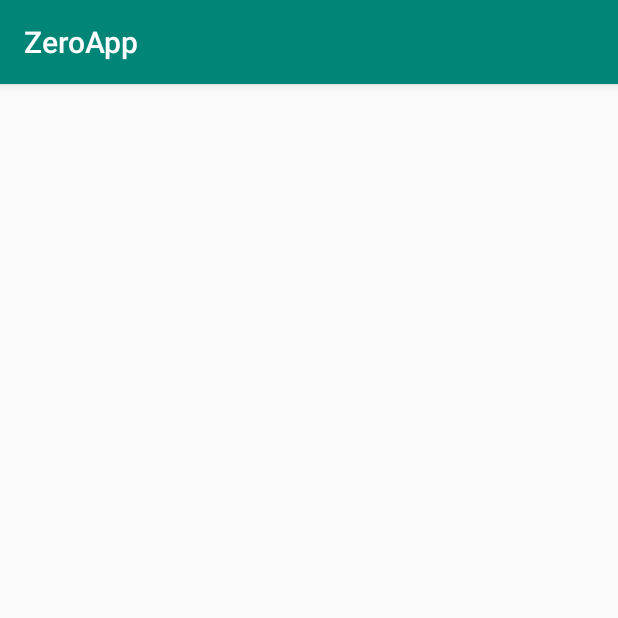
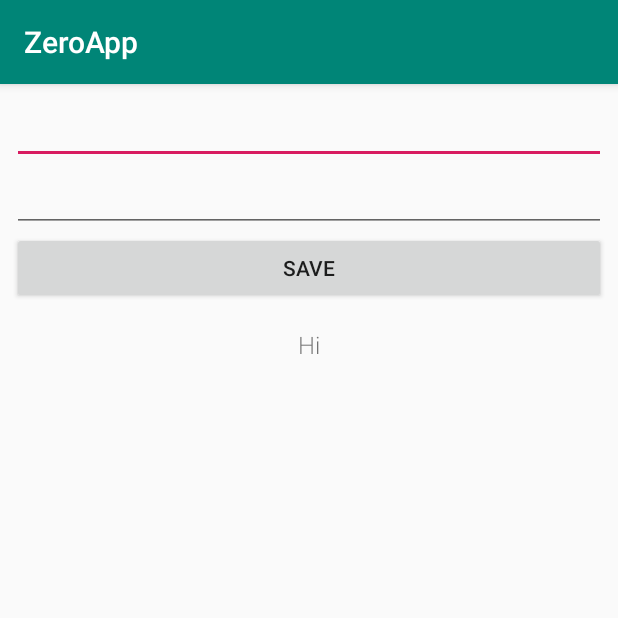
Before and after one commit to TobiAlbert/ZeroApp, an Android app: the screen it shows after launch (MainActivity), on a phone screen of 412 x 824 dp, the top half of it. Run offline under Robolectric (Android 15) with nearby library versions, the phone set to English and light mode, and no system bars; libraries missing offline, so code that uses them is left out: com.crashlytics.android, com.google.firebase.remoteconfig, io.fabric.sdk; 7 statements that could not run were skipped.

```diff
--- a/app/src/main/java/com/tobidaada/zeroapp/MainActivity.kt
+++ b/app/src/main/java/com/tobidaada/zeroapp/MainActivity.kt
@@ -2,13 +2,58 @@ package com.tobidaada.zeroapp
 
 import android.os.Bundle
 import android.support.v7.app.AppCompatActivity
+import android.widget.TextView
+import com.google.firebase.remoteconfig.FirebaseRemoteConfig
+import com.google.firebase.remoteconfig.FirebaseRemoteConfigSettings
+import com.tobidaada.zeroapp.utils.Consts
+import com.tobidaada.zeroapp.utils.showToast
+import kotlinx.android.synthetic.main.activity_main.*
 
 class MainActivity : AppCompatActivity() {
+
+    companion object {
+        private var TAG = MainActivity::class.java.simpleName
+    }
+    private lateinit var mRemoteConfig: FirebaseRemoteConfig
+    private lateinit var mWelcomeText: TextView
 
     override fun onCreate(savedInstanceState: Bundle?) {
         super.onCreate(savedInstanceState)
         setContentView(R.layout.activity_main)
 
+
+        mRemoteConfig =  FirebaseRemoteConfig.getInstance()
+        mWelcomeText = welcomeMessageTv
+
+        val remoteConfigSettings = FirebaseRemoteConfigSettings.Builder()
+            .setDeveloperModeEnabled(BuildConfig.DEBUG)
+            .build()
+        mRemoteConfig.setConfigSettings(remoteConfigSettings)
+        mRemoteConfig.setDefaults(R.xml.remote_config_defaults)
+
+        var cacheExpiration = 50L // in seconds
+
+        if (BuildConfig.DEBUG) cacheExpiration = 30L
+
+        mRemoteConfig.fetch(cacheExpiration)
+            .addOnCompleteListener {
+                task ->
+                if (task.isSuccessful) {
+                    this@MainActivity.showToast("Fetch Successful")
+                    mRemoteConfig.activateFetched()
+                } else {
+                    this@MainActivity.showToast("Fetch Unsuccessful")
+                }
+                updateRemoteConfigValues()
+            }
     }
 
+    private fun updateRemoteConfigValues() {
+        var message = mRemoteConfig.getString(Consts.WELCOME_MESSAGE_KEY)
+        val shouldMakeUpperCase = mRemoteConfig.getBoolean(Consts.WELCOME_MESSAGE_CAPS_KEY)
+
+        if (shouldMakeUpperCase) message = message.toUpperCase()
+
+        mWelcomeText.text = message
+    }
 }
--- /dev/null
+++ b/app/src/main/java/com/tobidaada/zeroapp/data/model/HelloMessage.kt
@@ -0,0 +1,3 @@
+package com.tobidaada.zeroapp.data.model
+
+data class HelloMessage(val message: String)
--- /dev/null
+++ b/app/src/main/java/com/tobidaada/zeroapp/domain/DomainMappable.kt
@@ -0,0 +1,5 @@
+package com.tobidaada.zeroapp.domain
+
+interface DomainMappable<R> {
+    fun asDomain(): R
+}
--- a/app/src/main/res/layout/activity_main.xml
+++ b/app/src/main/res/layout/activity_main.xml
@@ -5,7 +5,35 @@
         android:layout_width="match_parent"
         android:layout_height="match_parent"
         android:orientation="vertical"
+        android:padding="@dimen/layout_horizontal_padding"
         tools:context=".MainActivity">
 
 
+    <EditText
+            android:id="@+id/edUsername"
+            android:layout_width="match_parent"
+            android:layout_height="wrap_content"/>
+
+    <EditText
+            android:id="@+id/edPassword"
+            android:layout_width="match_parent"
+            android:layout_height="wrap_content"/>
+
+    <Button
+            android:id="@+id/saveButton"
+            android:text="@string/save_button_text"
+            android:layout_width="match_parent"
+            android:layout_height="wrap_content"/>
+
+    <TextView
+            android:id="@+id/welcomeMessageTv"
+            android:text="@string/welcome_message"
+            android:textSize="16sp"
+            android:fontFamily="sans-serif-light"
+            android:gravity="center_horizontal"
+            android:layout_marginTop="16dp"
+            android:layout_gravity="center_horizontal"
+            android:layout_width="match_parent"
+            android:layout_height="wrap_content"/>
+
 </LinearLayout>
--- /dev/null
+++ b/app/src/main/res/values/dimens.xml
@@ -0,0 +1,4 @@
+<?xml version="1.0" encoding="utf-8"?>
+<resources>
+    <dimen name="layout_horizontal_padding">8dp</dimen>
+</resources>
--- a/app/src/main/res/values/strings.xml
+++ b/app/src/main/res/values/strings.xml
@@ -1,3 +1,5 @@
 <resources>
     <string name="app_name">ZeroApp</string>
+    <string name="save_button_text">Save</string>
+    <string name="welcome_message">Hi</string>
 </resources>
--- /dev/null
+++ b/app/src/main/res/xml/remote_config_defaults.xml
@@ -0,0 +1,11 @@
+<?xml version="1.0" encoding="utf-8"?>
+<defaultsMap>
+    <entry>
+        <key>welcome_message_caps</key>
+        <value>false</value>
+    </entry>
+    <entry>
+        <key>welcome_message</key>
+        <value>Hello, Boss!</value>
+    </entry>
+</defaultsMap>
```
Also changed, not shown: app/build.gradle (+25 -0 lines), app/src/main/java/com/tobidaada/zeroapp/data/remote/HelloService.kt (added, +11 -0 lines), app/src/main/java/com/tobidaada/zeroapp/domain/HelloRepository.kt (added, +8 -0 lines), app/src/main/java/com/tobidaada/zeroapp/domain/HelloResponse.kt (added, +7 -0 lines), app/src/main/java/com/tobidaada/zeroapp/domain/RestHelloRepository.kt (added, +15 -0 lines), app/src/main/java/com/tobidaada/zeroapp/utils/Consts.kt (added, +7 -0 lines), app/src/main/java/com/tobidaada/zeroapp/utils/Extensions.kt (added, +16 -0 lines).
